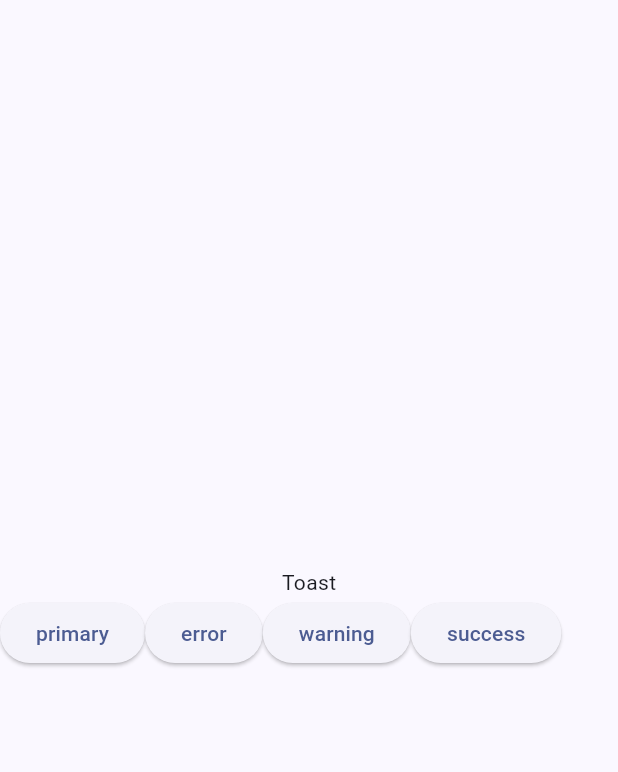
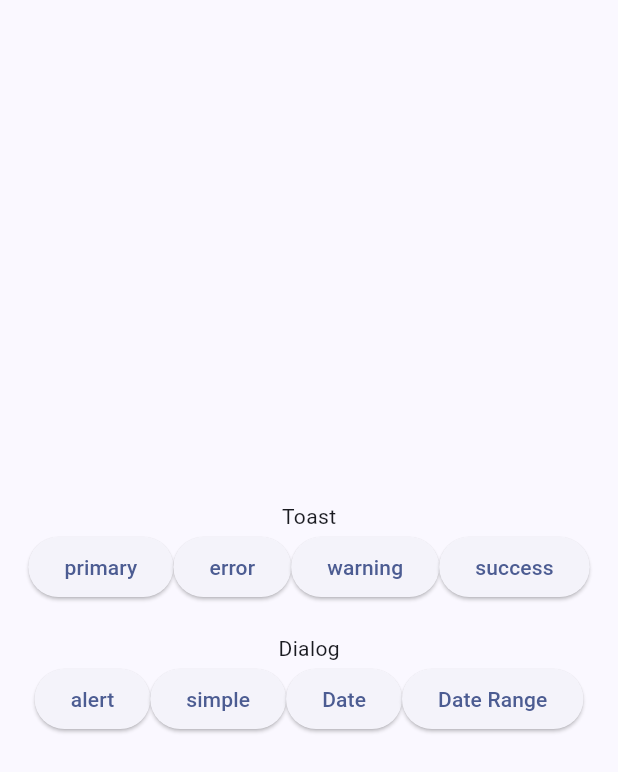
Before and after one commit to moft82/flutter_mvvm, a Flutter app: the screen it shows after launch, on a phone screen of 412 x 824 dp. Shown: the top 772 px of the screen. Run offline on Flutter 3.47's test engine with Material 3 defaults, Android fonts, the phone set to English and light mode, and no system bars; our stand-ins replace flutter_dotenv, flutter_screenutil, flutter_svg, fluttertoast, hive, logger; accounts and stored records are empty.

Commit message:
feat: Feat dialog

```diff
--- a/lib/main.dart
+++ b/lib/main.dart
@@ -3,6 +3,7 @@ import 'package:flutter/services.dart';
 import 'package:flutter_dotenv/flutter_dotenv.dart';
 import 'package:flutter_mvvm/config/app_color.dart';
 import 'package:flutter_mvvm/view/splash.dart';
+import 'package:flutter_mvvm/viewmodel/example_viewmodel.dart';
 import 'package:flutter_screenutil/flutter_screenutil.dart';
 import 'package:provider/provider.dart';
 
@@ -12,7 +13,8 @@ void main() async {
   WidgetsFlutterBinding.ensureInitialized();
   await dotenv.load(fileName: "lib/config/.env");
   runApp(MultiProvider(providers: [
-    ChangeNotifierProvider(create: (_) => SplashScreenViewModel())
+    ChangeNotifierProvider(create: (_) => SplashScreenViewModel()),
+    ChangeNotifierProvider(create: (_) => ExampleViewModel())
   ], child: MyApp()));
 }
 
--- a/lib/view/home.dart
+++ b/lib/view/home.dart
@@ -1,14 +1,16 @@
 import 'package:flutter/material.dart';
 import 'package:flutter_mvvm/config/enum.dart';
-
 import '../core/toast.dart';
+import '../core/dialog.dart';
 
 class Home extends StatelessWidget {
   const Home({super.key});
 
   Widget toastTester(BuildContext context) {
     Toast toast = Toast();
-    return Row(children: [
+    return Row(
+        mainAxisAlignment: MainAxisAlignment.center,
+        children: [
       ElevatedButton(
           onPressed: () {
             toast.showToast(
@@ -44,6 +46,56 @@ class Home extends StatelessWidget {
     ]);
   }
 
+  Widget dialogTester(BuildContext context) {
+    return Row(
+        mainAxisAlignment: MainAxisAlignment.center,
+
+        children: [
+      ElevatedButton(
+          onPressed: () {
+            showCustomDialog(context: context,
+                dialog: alertDialog(context: context,
+                    title: "Alert Dialog",
+                    content: "Alert Dialog"));
+          },
+          child: const Text("alert")),
+      ElevatedButton(
+          onPressed: () {
+            showCustomDialog(context: context,
+                dialog: simpleDialog(
+                  context: context,
+                  title: "Simple Dialog",
+                  content: "Simple Dialog",
+                  confirmKeyword: "Confirm",
+                  confirmOnTap: () {
+                    Navigator.pop(context);
+                  },
+                  dismissKeyword: "Discard",
+                  dismissOnTap: () {
+                    Navigator.pop(context);
+                  },
+                ));
+          },
+          child: const Text("simple")),
+      ElevatedButton(
+          onPressed: () async {
+            var date = await datePickerDialog(context: context,
+                initialDate: DateTime.now(),
+                firstDate: DateTime(2000),
+                lastDate: DateTime.now());
+          },
+          child: const Text("Date")),
+      ElevatedButton(
+          onPressed: () async {
+            var date = await dateRangePickerDialog(context: context,
+                initialDate: DateTime.now(),
+                firstDate: DateTime(2000),
+                lastDate: DateTime.now());
+          },
+          child: const Text("Date Range")),
+    ]);
+  }
+
   @override
   Widget build(BuildContext context) {
     return Scaffold(
@@ -53,6 +105,9 @@ class Home extends StatelessWidget {
             children: [
               const Text("Toast"),
               toastTester(context),
+              SizedBox(height: 20,),
+              const Text("Dialog"),
+              dialogTester(context),
             ],
           )),);
   }
--- /dev/null
+++ b/lib/viewmodel/example_viewmodel.dart
@@ -0,0 +1,5 @@
+import 'package:flutter/material.dart';
+
+class ExampleViewModel extends ChangeNotifier {
+
+}
```
Also changed, not shown: lib/config/enum.dart (+14 -0 lines), lib/core/common.dart (added, +11 -0 lines), lib/core/dialog.dart (added, +227 -0 lines). Lines whose indentation alone changed are shown as unchanged.
